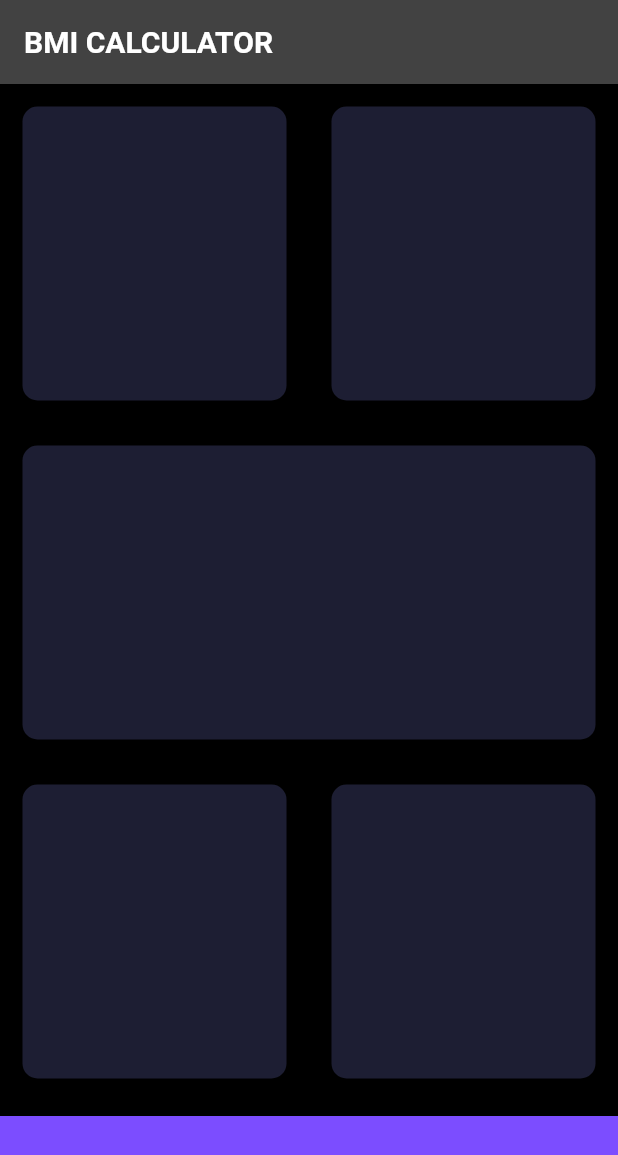
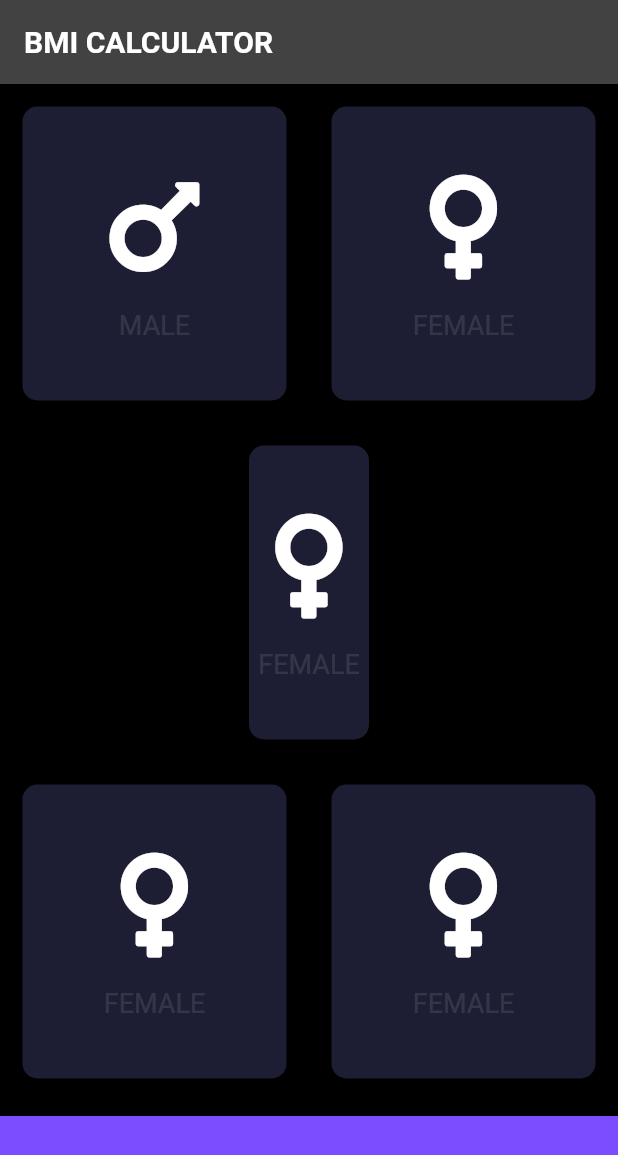
Before and after one commit to Dsoji/Calculator-BMI-, a Flutter app: the screen it shows after launch, on a phone screen of 412 x 824 dp. Shown: the top 1155 px of the screen. Run offline on Flutter 3.47's test engine with Material 2 defaults, Android fonts, the phone set to English and light mode, and no system bars; our stand-ins replace font_awesome_flutter.

Commit message:
Fourth Commit
Let's keep the grind going!!!

```diff
--- /dev/null
+++ b/calculator_bmi/lib/icon_content.dart
@@ -0,0 +1,28 @@
+import 'package:flutter/material.dart';
+
+class IconContent extends StatelessWidget {
+  IconContent({required this.ikon, required this.label});
+
+  final IconData ikon;
+  final String label;
+
+  @override
+  Widget build(BuildContext context) {
+    return Column(
+      mainAxisAlignment: MainAxisAlignment.center,
+      children: <Widget>[
+        Icon(
+          ikon,
+          size: 80.0,
+        ),
+        SizedBox(
+          height: 15.0,
+        ),
+        Text(
+          label,
+          style: TextStyle(fontSize: 18.0, color: Colors.white10),
+        )
+      ],
+    );
+  }
+}
--- a/calculator_bmi/lib/input_page.dart
+++ b/calculator_bmi/lib/input_page.dart
@@ -1,4 +1,8 @@
+import 'package:calculator_bmi/reusable_card.dart';
 import 'package:flutter/material.dart';
+import 'package:font_awesome_flutter/font_awesome_flutter.dart';
+
+import 'icon_content.dart';
 
 const bottomContainerHeight = 80.0;
 const activeColourCard = Color(0xFF1D1E33);
@@ -29,11 +33,19 @@ class _InputPageState extends State<InputPage> {
                 Expanded(
                   child: ReusableCard(
                     colour: activeColourCard,
+                    cardChild: IconContent(
+                      ikon: FontAwesomeIcons.mars,
+                      label: 'MALE',
+                    ),
                   ),
                 ),
                 Expanded(
                   child: ReusableCard(
                     colour: activeColourCard,
+                    cardChild: IconContent(
+                      ikon: FontAwesomeIcons.venus,
+                      label: 'FEMALE',
+                    ),
                   ),
                 ),
               ],
@@ -41,6 +53,10 @@ class _InputPageState extends State<InputPage> {
             Expanded(
               child: ReusableCard(
                 colour: activeColourCard,
+                cardChild: IconContent(
+                  ikon: FontAwesomeIcons.venus,
+                  label: 'FEMALE',
+                ),
               ),
             ),
             Expanded(
@@ -49,11 +65,19 @@ class _InputPageState extends State<InputPage> {
                 Expanded(
                   child: ReusableCard(
                     colour: activeColourCard,
+                    cardChild: IconContent(
+                      ikon: FontAwesomeIcons.venus,
+                      label: 'FEMALE',
+                    ),
                   ),
                 ),
                 Expanded(
                   child: ReusableCard(
                     colour: activeColourCard,
+                    cardChild: IconContent(
+                      ikon: FontAwesomeIcons.venus,
+                      label: 'FEMALE',
+                    ),
                   ),
                 ),
               ],
@@ -68,19 +92,3 @@ class _InputPageState extends State<InputPage> {
         ));
   }
 }
-
-class ReusableCard extends StatelessWidget {
-  ReusableCard({required this.colour});
-  final Color colour;
-
-  @override
-  Widget build(BuildContext context) {
-    return Container(
-      margin: EdgeInsets.all(15.0),
-      decoration: BoxDecoration(
-        color: colour,
-        borderRadius: BorderRadius.circular(10.0),
-      ),
-    );
-  }
-}
--- /dev/null
+++ b/calculator_bmi/lib/reusable_card.dart
@@ -0,0 +1,19 @@
+import 'package:flutter/material.dart';
+
+class ReusableCard extends StatelessWidget {
+  ReusableCard({required this.colour, required this.cardChild});
+  final Color colour;
+  final Widget cardChild;
+
+  @override
+  Widget build(BuildContext context) {
+    return Container(
+      child: cardChild,
+      margin: EdgeInsets.all(15.0),
+      decoration: BoxDecoration(
+        color: colour,
+        borderRadius: BorderRadius.circular(10.0),
+      ),
+    );
+  }
+}
--- a/calculator_bmi/pubspec.yaml
+++ b/calculator_bmi/pubspec.yaml
@@ -28,6 +28,7 @@ dependencies:
   # The following adds the Cupertino Icons font to your application.
   # Use with the CupertinoIcons class for iOS style icons.
   cupertino_icons: ^1.0.2
+  font_awesome_flutter: ^9.2.0
 
 dev_dependencies:
   flutter_test:
```
Also changed, not shown: calculator_bmi/pubspec.lock.
